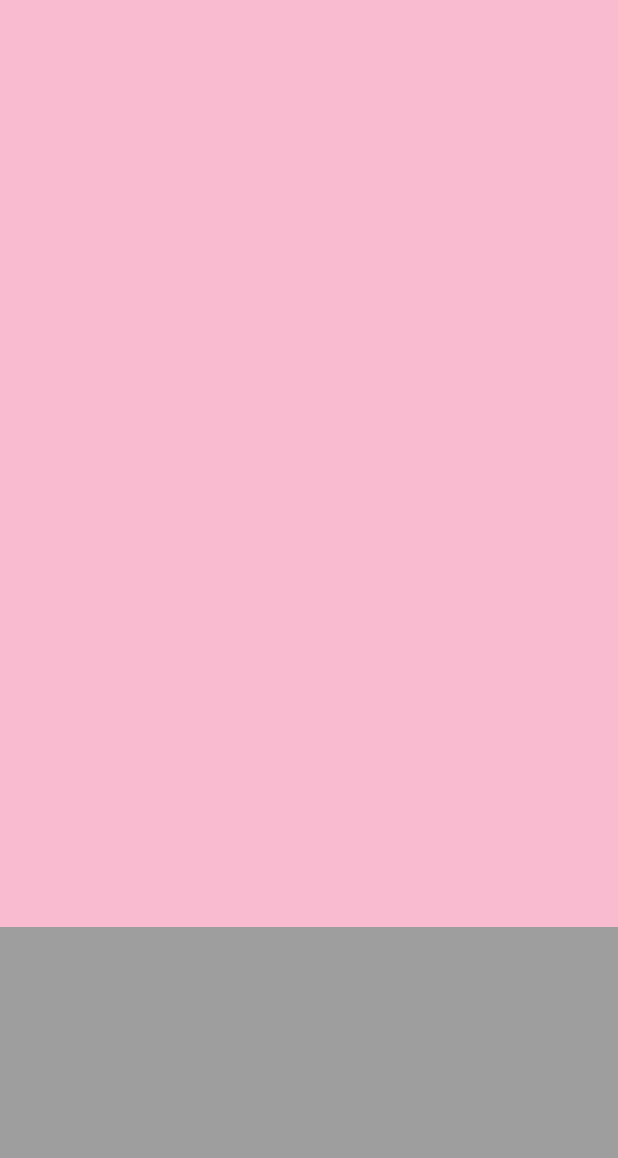
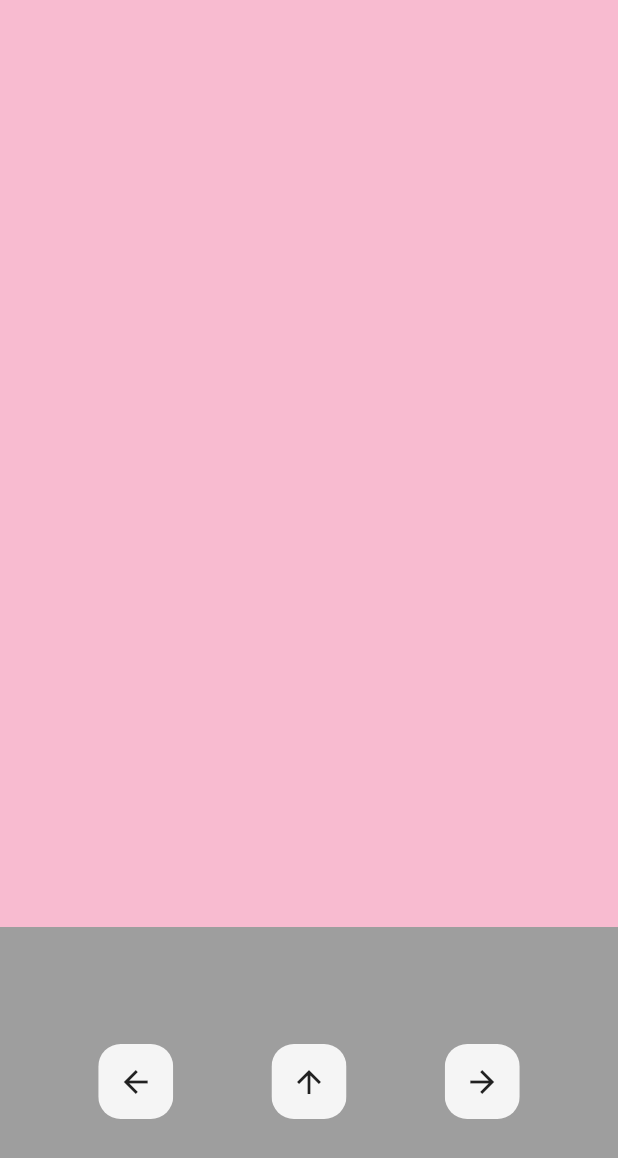
Before and after one commit to patrickkoszewski/bubble_trouble_game, a Flutter app: the screen it shows after launch, on a phone screen of 412 x 824 dp. Shown: the top 1158 px of the screen. Run offline on Flutter 3.47's test engine with Material 2 defaults, Android fonts, the light colour scheme and no system bars.

Commit message:
Add Buttons

```diff
--- /dev/null
+++ b/lib/button.dart
@@ -0,0 +1,24 @@
+import 'package:flutter/material.dart';
+
+class MyButton extends StatelessWidget {
+  final icon;
+  final function;
+
+  MyButton({this.icon, this.function});
+
+  @override
+  Widget build(BuildContext context) {
+    return GestureDetector(
+      onTap: function,
+      child: ClipRRect(
+        borderRadius: BorderRadius.circular(15),
+        child: Container(
+          color: Colors.grey[100],
+          width: 50,
+          height: 50,
+          child: Center(child: Icon(icon)),
+        ),
+      ),
+    );
+  }
+}
--- a/lib/homepage.dart
+++ b/lib/homepage.dart
@@ -1,3 +1,4 @@
+import 'package:bubble_trouble_game/button.dart';
 import 'package:flutter/material.dart';
 
 class HomePage extends StatefulWidget {
@@ -22,7 +23,18 @@ class _HomePageState extends State<HomePage> {
           child: Container(
             color: Colors.grey,
             child: Row(
-              children: [],
+              mainAxisAlignment: MainAxisAlignment.spaceEvenly,
+              children: [
+                MyButton(
+                  icon: Icons.arrow_back,
+                ),
+                MyButton(
+                  icon: Icons.arrow_upward,
+                ),
+                MyButton(
+                  icon: Icons.arrow_forward,
+                ),
+              ],
             ),
           ),
         ),
```
Also changed, not shown: 1 other file.
